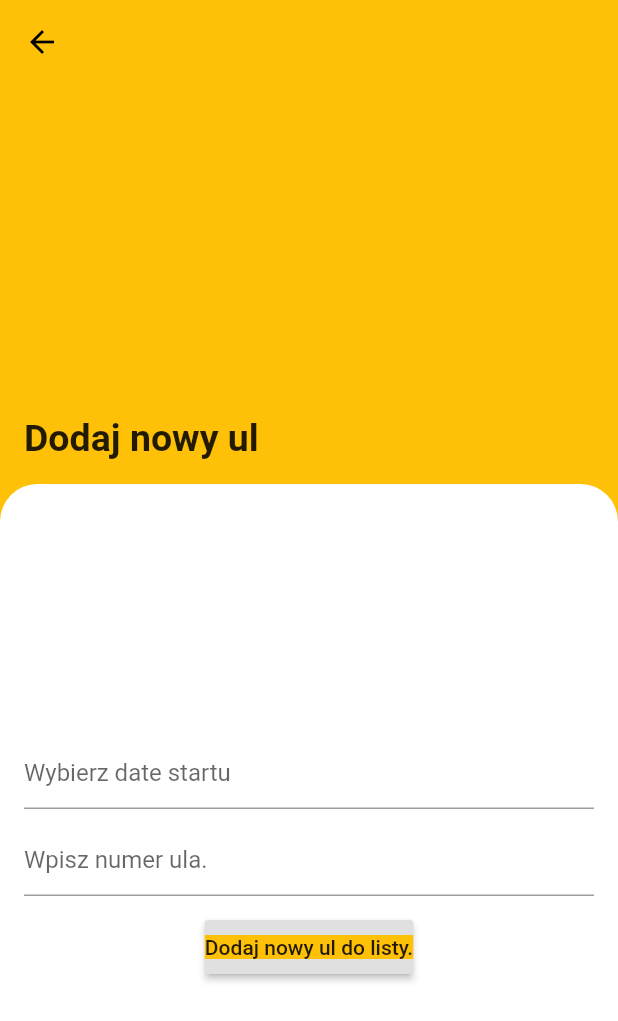
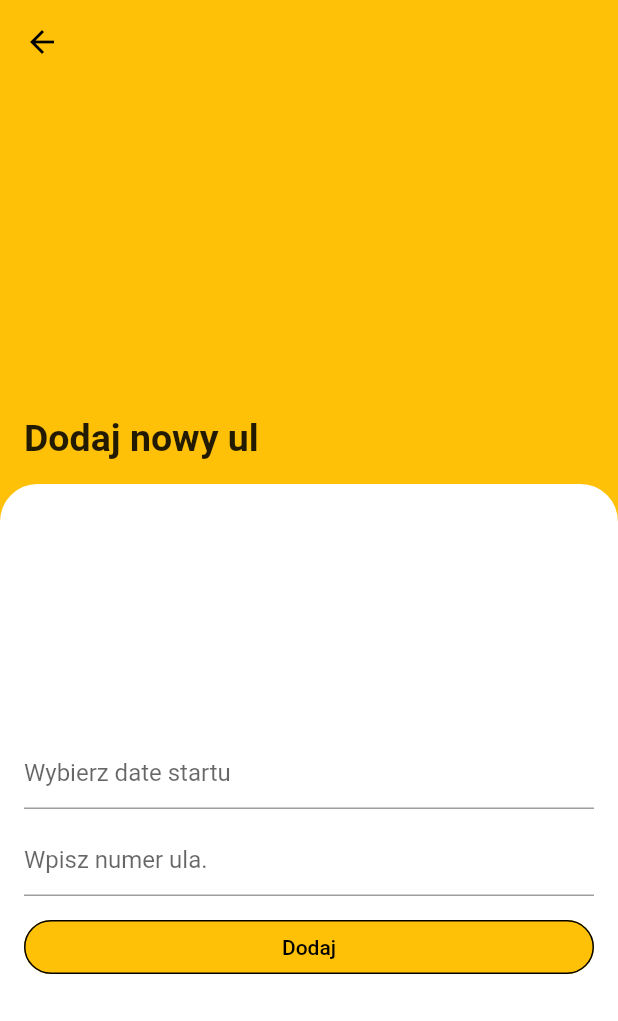
Before and after one commit to tbrylkowski/beekeeper_app, a Flutter app: the screen it shows after launch, after a tap on "Dodaj Ul", on a phone screen of 412 x 824 dp. Shown: the top 1021 px of the screen. Run offline on Flutter 3.47's test engine with Material 2 defaults, Android fonts, the phone set to English and light mode, and no system bars.

Commit message:
ended screen and added provider package

```diff
--- a/lib/constants/themes.dart
+++ b/lib/constants/themes.dart
@@ -18,5 +18,7 @@ ThemeData _buildLightTheme() {
         color: Colors.black,
       ),
     ),
+    primaryColor: Colors.amber,
+    brightness: Brightness.light,
   );
 }
--- a/lib/main.dart
+++ b/lib/main.dart
@@ -2,17 +2,23 @@ import 'package:flutter/material.dart';
 import 'screens/home_screen.dart';
 import 'screens/add_hive_screen.dart';
 import 'constants/themes.dart';
-
+import 'package:provider/provider.dart';
+import 'models/hives_data.dart';
 class MyApp extends StatelessWidget {
   @override
   Widget build(BuildContext context) {
-    return MaterialApp(
+    return MultiProvider(
+      providers: [
+        ChangeNotifierProvider(builder: (context) => HivesData()),
+      ],
+      child: MaterialApp(
         initialRoute: HomeScreen.name,
         routes: {
           HomeScreen.name: (context) => HomeScreen(),
           AddNewHiveScreen.name: (context) => AddNewHiveScreen(),
         },
         theme: kLightBeeKeeperTheme,
+      ),
     );
   }
 }
--- a/lib/models/hive_data.dart
+++ b/lib/models/hive_data.dart
@@ -1,10 +1,10 @@
 class Hive {
   DateTime _startDate;
-  int _hiveNumber;
+  String _hiveNumber;
 
   Hive(this._startDate, this._hiveNumber);
 
   DateTime get startDate => _startDate;
 
-  int get hiveNumber => _hiveNumber;
+  String get hiveNumber => _hiveNumber;
 }
--- a/lib/models/hives_data.dart
+++ b/lib/models/hives_data.dart
@@ -1,5 +1,15 @@
 import 'package:flutter/foundation.dart';
+import 'hive_data.dart';
 
 class HivesData extends ChangeNotifier {
+  List<Hive> _list = [];
 
+  int get count => _list.length;
+
+  List<Hive> get list => _list;
+
+  void add(Hive item) {
+    _list.add(item);
+    notifyListeners();
+  }
 }
--- a/lib/screens/add_hive_screen.dart
+++ b/lib/screens/add_hive_screen.dart
@@ -1,5 +1,8 @@
 import 'package:flutter/material.dart';
 import 'package:intl/intl.dart';
+import 'package:bee_app/models/hives_data.dart';
+import 'package:bee_app/models/hive_data.dart';
+import 'package:provider/provider.dart';
 
 class AddNewHiveScreen extends StatefulWidget {
   static String name = "AddNewHiveScreen";
@@ -26,6 +29,10 @@ class _AddNewHiveScreenState extends State<AddNewHiveScreen> {
     super.initState();
   }
 
+  void createNewHive() {
+    final _newHive = Hive(_startTime, _controllerHiveNumber.text);
+  }
+
   void pickStartDateTime() async {
     DateTime dateTime = await showDatePicker(
         context: context,
@@ -43,7 +50,8 @@ class _AddNewHiveScreenState extends State<AddNewHiveScreen> {
   }
 
   Widget build(BuildContext context) {
-    return Scaffold(
+    return Consumer<HivesData>(
+      builder: (context, hivesList, child) => Scaffold(
         backgroundColor: Colors.amber,
         appBar: AppBar(
           elevation: 0.0,
@@ -62,8 +70,8 @@ class _AddNewHiveScreenState extends State<AddNewHiveScreen> {
                     alignment: Alignment.bottomLeft,
                     child: Text(
                       "Dodaj nowy ul",
-                    style:
-                        TextStyle(fontSize: 25.0, fontWeight: FontWeight.bold),
+                      style: TextStyle(
+                          fontSize: 25.0, fontWeight: FontWeight.bold),
                     ),
                   ),
                 ),
@@ -90,6 +98,7 @@ class _AddNewHiveScreenState extends State<AddNewHiveScreen> {
                             decoration: InputDecoration(
                               hintText: kStartTimeHintText,
                             ),
+//                        TODO: Bug remove keyboard before Calendar
                             onTap: pickStartDateTime,
                             controller: _controllerStartTime,
                           ),
@@ -106,22 +115,34 @@ class _AddNewHiveScreenState extends State<AddNewHiveScreen> {
                             height: 10,
                           ),
                           RaisedButton(
+                            textColor: Colors.black,
+                            color: Colors.amber,
+                            elevation: 0.0,
                             padding: EdgeInsets.all(0.0),
+                            shape: OutlineInputBorder(
+                              borderRadius:
+                                  BorderRadius.all(Radius.circular(20.0)),
+                            ),
                             onPressed: () {
-                          print('dzial');
+                              hivesList.add(Hive(_startTime, _controllerHiveNumber.text));
+                              Navigator.pop(context);
                             },
                             child: Container(
-                            decoration: BoxDecoration(color: Colors.amber),
-                            child: Text("Dodaj nowy ul do listy.")),
-                      )
+                                alignment: Alignment.center,
+                                width: MediaQuery.of(context).size.width,
+                                padding: EdgeInsets.all(8.0),
+                                child: Text("Dodaj")),
+                          ),
                         ],
                       ),
-                )),
+                    ),
+                  ),
                 ),
               ),
             ],
           ),
         ),
+      ),
     );
   }
 }
--- a/pubspec.yaml
+++ b/pubspec.yaml
@@ -24,7 +24,7 @@ dependencies:
   # Use with the CupertinoIcons class for iOS style icons.
   cupertino_icons: ^0.1.2
   intl: ^0.15.7
-  table_calendar: ^2.0.1
+  provider: ^3.1.0
 
 dev_dependencies:
   flutter_test:
```
Also changed, not shown: pubspec.lock. Lines whose indentation alone changed are shown as unchanged.
